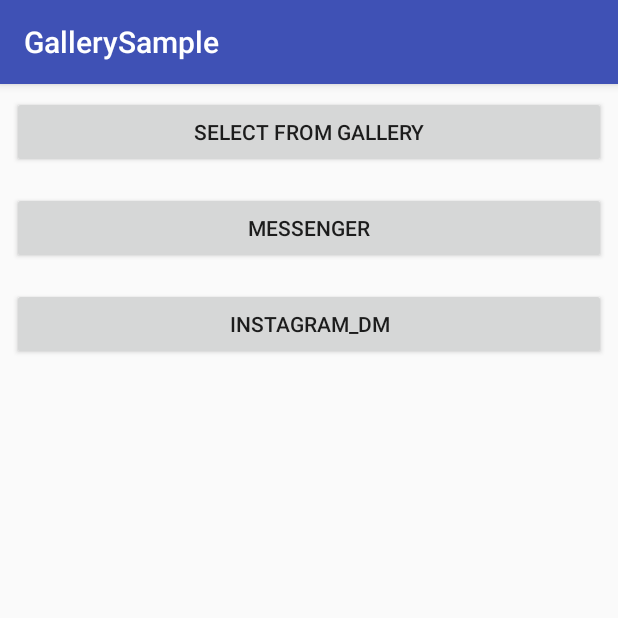
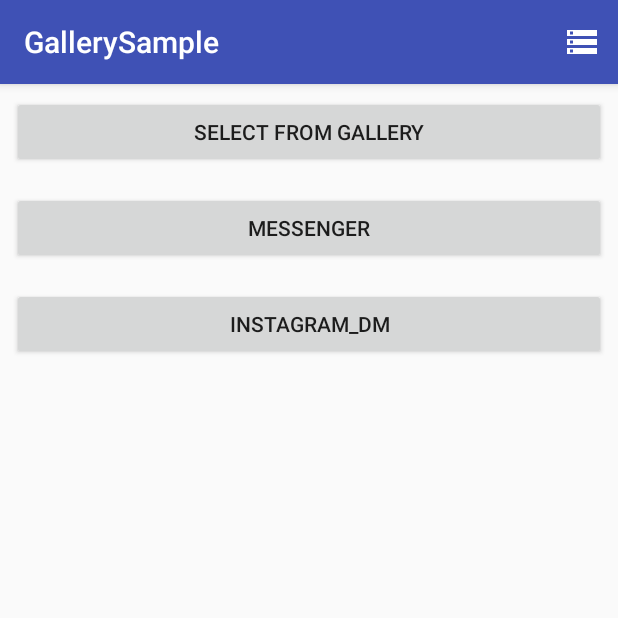
Before and after one commit to kaelaela/AndroidImageGallerySample, an Android app: the screen it shows after launch (MainActivity), on a phone screen of 412 x 824 dp, the top half of it. Run offline under Robolectric (Android 15) with nearby library versions, the phone set to English and light mode, and no system bars; libraries missing offline, so code that uses them is left out: com.facebook.drawee; 1 statement that could not run was skipped.

Commit message:
Add SAF menu

```diff
--- a/app/src/main/java/me/kaelaela/gallerysample/MainActivity.java
+++ b/app/src/main/java/me/kaelaela/gallerysample/MainActivity.java
@@ -1,5 +1,6 @@
 package me.kaelaela.gallerysample;
 
+import android.content.Intent;
 import android.graphics.Point;
 import android.os.Bundle;
 import android.support.annotation.NonNull;
@@ -12,6 +13,8 @@ import android.support.v7.widget.GridLayoutManager;
 import android.support.v7.widget.LinearLayoutManager;
 import android.support.v7.widget.RecyclerView;
 import android.view.Display;
+import android.view.Menu;
+import android.view.MenuItem;
 import android.view.View;
 import android.widget.Toast;
 
@@ -20,6 +23,7 @@ import static android.support.design.widget.BottomSheetBehavior.STATE_HIDDEN;
 
 public class MainActivity extends AppCompatActivity {
 
+    private static final int REQUEST_FROM_MAIN = 0;
     private static final int COLUMN_COUNT = 3;
     private AbstractListAdapter<String> adapter;
     private FloatingActionButton fab;
@@ -152,6 +156,36 @@ public class MainActivity extends AppCompatActivity {
     }
 
     @Override
+    public boolean onCreateOptionsMenu(Menu menu) {
+        if (android.os.Build.VERSION.SDK_INT >= android.os.Build.VERSION_CODES.KITKAT) {
+            getMenuInflater().inflate(R.menu.main, menu);
+        }
+        return super.onCreateOptionsMenu(menu);
+    }
+
+    @Override
+    public boolean onOptionsItemSelected(MenuItem item) {
+        switch (item.getItemId()) {
+            case R.id.saf:
+                Intent intent;
+                intent = new Intent(Intent.ACTION_OPEN_DOCUMENT);
+                intent.addCategory(Intent.CATEGORY_OPENABLE);
+                intent.setType("image/*");
+                startActivityForResult(intent, REQUEST_FROM_MAIN);
+                break;
+        }
+        return super.onOptionsItemSelected(item);
+    }
+
+    @Override
+    protected void onActivityResult(int requestCode, int resultCode, Intent data) {
+        super.onActivityResult(requestCode, resultCode, data);
+        if (resultCode == RESULT_OK && requestCode == REQUEST_FROM_MAIN) {
+            Snackbar.make(findViewById(android.R.id.content), data.getData().getPath(), Snackbar.LENGTH_SHORT).show();
+        }
+    }
+
+    @Override
     public void onRequestPermissionsResult(int requestCode, @NonNull String[] permissions, @NonNull int[] grantResults) {
         super.onRequestPermissionsResult(requestCode, permissions, grantResults);
         switch (requestCode) {
--- /dev/null
+++ b/app/src/main/res/drawable/ic_storage_white_24dp.xml
@@ -0,0 +1,11 @@
+<vector xmlns:android="http://schemas.android.com/apk/res/android"
+        android:width="24dp"
+        android:height="24dp"
+        android:viewportHeight="24.0"
+        android:viewportWidth="24.0"
+        >
+    <path
+            android:fillColor="#fff"
+            android:pathData="M2,20h20v-4L2,16v4zM4,17h2v2L4,19v-2zM2,4v4h20L22,4L2,4zM6,7L4,7L4,5h2v2zM2,14h20v-4L2,10v4zM4,11h2v2L4,13v-2z"
+            />
+</vector>
--- /dev/null
+++ b/app/src/main/res/menu/main.xml
@@ -0,0 +1,11 @@
+<?xml version="1.0" encoding="utf-8"?>
+<menu xmlns:android="http://schemas.android.com/apk/res/android"
+        xmlns:app="http://schemas.android.com/apk/res-auto"
+        >
+    <item
+            android:id="@+id/saf"
+            android:icon="@drawable/ic_storage_white_24dp"
+            android:title="storage"
+            app:showAsAction="ifRoom"
+            />
+</menu>
```
